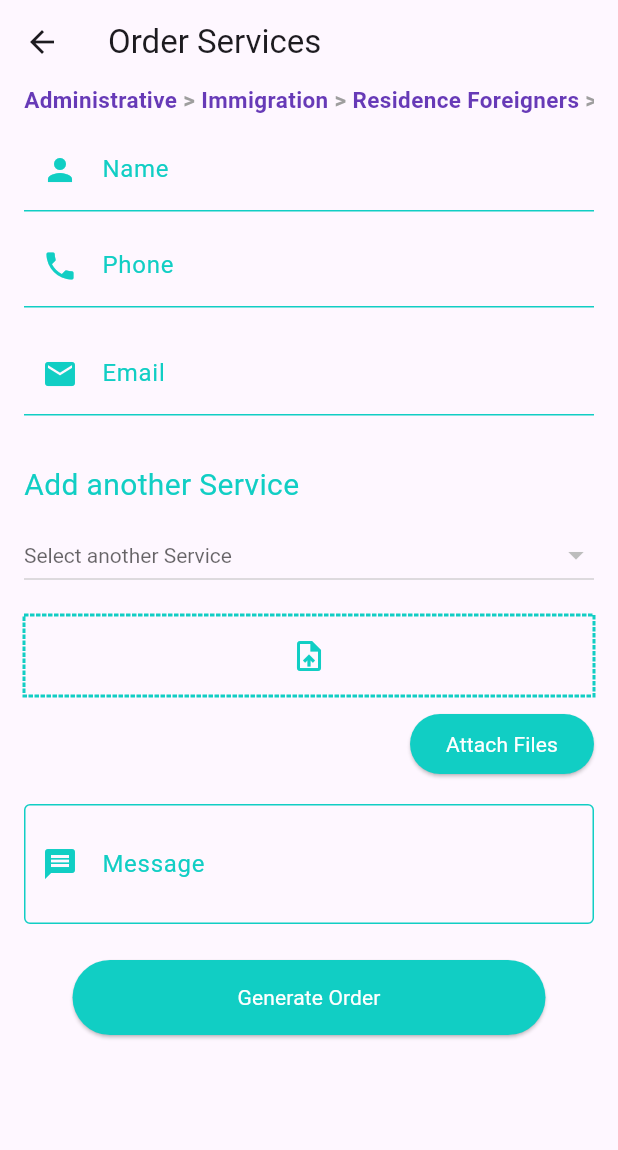
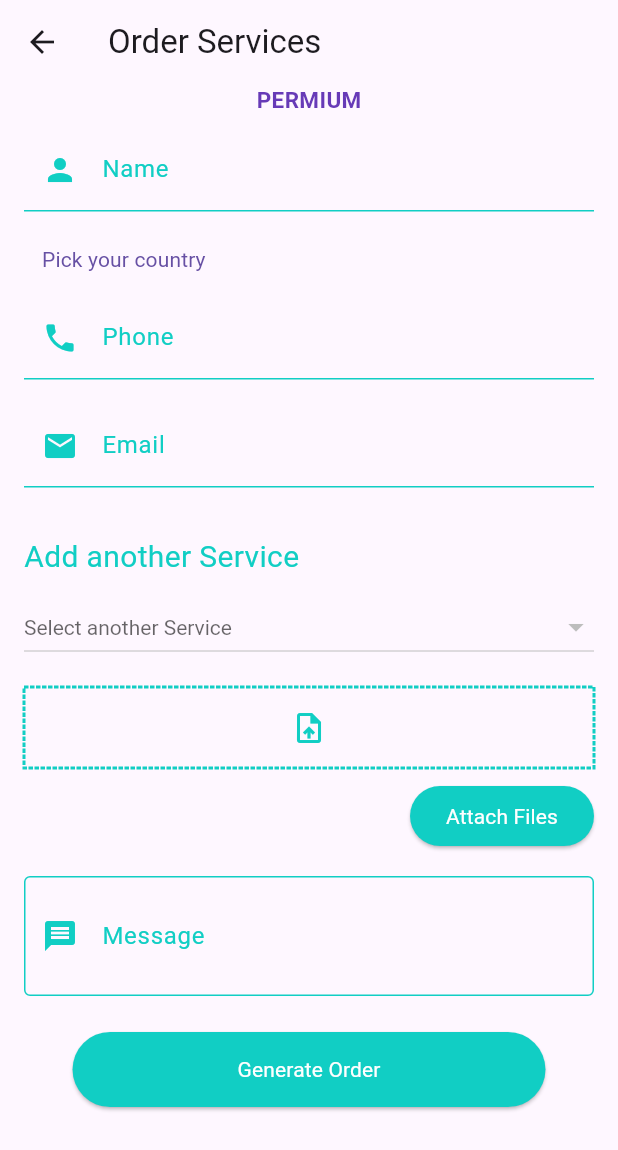
Before and after one commit to AbdullahManzoor-code/Law-Android-APP-main, a Flutter app: the HireQuicklyPage screen opened directly, after a tap on "Purchase Now", on a phone screen of 412 x 824 dp. Shown: the top 1150 px of the screen. Run offline on Flutter 3.47's test engine with Material 3 defaults, Android fonts, the phone set to English and light mode, and no system bars; drawn by our look-alikes of dotted_border; our stand-ins replace accordion, carousel_slider, cloud_firestore, country_picker, delightful_toast, file_picker and 10 more; missing offline and left inert: custom_accordion, emailjs, flutter_quill, flutter_quill_to_pdf, flutter_stripe, linkedin_login; accounts and stored records are empty; Roboto replaces fonts that are missing (BalsamiqSans).

```diff
--- /dev/null
+++ b/devtools_options.yaml
@@ -0,0 +1,3 @@
+description: This file stores settings for Dart & Flutter DevTools.
+documentation: https://docs.flutter.dev/tools/devtools/extensions#configure-extension-enablement-states
+extensions:
--- a/lib/Hire Quickly/hire_quickly.dart
+++ b/lib/Hire Quickly/hire_quickly.dart
@@ -17,6 +17,7 @@ class _HireQuicklyPageState extends State<HireQuicklyPage> {
 
   final List _products = [
     {
+      'Type': 'BASIC',
       'heading': 'Consumer Contracts',
       'title': 'Travel',
       'subTitle': 'Air Plane',
@@ -27,6 +28,7 @@ class _HireQuicklyPageState extends State<HireQuicklyPage> {
       'color': const Color.fromRGBO(0, 204, 204, 1.0),
     },
     {
+      'Type': 'STANDARD',
       'heading': 'Consumer Contracts',
       'title': 'Hotel',
       'subTitle': 'Reservation',
@@ -37,6 +39,7 @@ class _HireQuicklyPageState extends State<HireQuicklyPage> {
       'color': const Color.fromRGBO(159, 129, 247, 1.0),
     },
     {
+      'Type': 'PERMIUM',
       'heading': 'Administrative',
       'title': 'Immigration',
       'subTitle': 'Residence Foreigners',
@@ -160,7 +163,7 @@ class _HireQuicklyPageState extends State<HireQuicklyPage> {
                                     height: 20,
                                   ),
                                   Text(
-                                    item['heading'],
+                                    item['Type'],
                                     style: const TextStyle(
                                       fontSize: 20,
                                       fontWeight: FontWeight.bold,
@@ -251,7 +254,7 @@ class _HireQuicklyPageState extends State<HireQuicklyPage> {
                                         context,
                                         MaterialPageRoute(
                                           builder: (context) => FormPage(
-                                            selectedCategory: item['heading'],
+                                            selectedCategory: item['Type'],
                                             selectedCategoryOption:
                                                 item['title'],
                                             selectedCategorySubOption:
--- a/lib/Hire Services/form_page.dart
+++ b/lib/Hire Services/form_page.dart
@@ -10,6 +10,7 @@ import 'package:law_app/auth/login_page.dart';
 import 'package:law_app/components/Email/send_email_emailjs.dart';
 import 'package:dotted_border/dotted_border.dart';
 import 'package:law_app/components/toaster.dart';
+import 'package:country_picker/country_picker.dart';
 
 class FormPage extends StatefulWidget {
   final String selectedCategory;
@@ -40,6 +41,7 @@ class _FormPageState extends State<FormPage> {
   final _whatsappController = TextEditingController();
   final _emailController = TextEditingController();
   final _messageController = TextEditingController();
+  final phonenumbercontroller = TextEditingController();
 
   final currentUser = FirebaseAuth.instance.currentUser;
 
@@ -47,6 +49,8 @@ class _FormPageState extends State<FormPage> {
   List<String> selectedOptions = []; // List of selected options
   String? selectedOption; // Currently selected option
   double totalPrice = 0.0;
+  Country? country;
+  bool ishireQuickly = false;
 
   bool loading = false;
 
@@ -55,6 +59,15 @@ class _FormPageState extends State<FormPage> {
   List<String> fileUrls = [];
 
   final imageExtensions = ['jpg', 'jpeg', 'png', 'gif', 'bmp', 'webp'];
+  pickcountry() {
+    showCountryPicker(
+        context: context,
+        onSelect: (Country conutry) {
+          setState(() {
+            country = conutry;
+          });
+        });
+  }
 
   Future selectFiles() async {
     final result = await FilePicker.platform.pickFiles(allowMultiple: true);
@@ -105,10 +118,21 @@ class _FormPageState extends State<FormPage> {
   }
 
   @override
+  void dispose() {
+    // TODO: implement dispose
+    phonenumbercontroller.dispose();
+    super.dispose();
+  }
+
+  @override
   void initState() {
     _whatsappController.text = currentUser?.phoneNumber ?? '';
     _emailController.text = currentUser?.email ?? '';
     totalPrice = widget.price;
+
+    ishireQuickly = (widget.selectedCategory == 'BASIC' ||
+        widget.selectedCategory == 'STANDARD' ||
+        widget.selectedCategory == 'PERMIUM');
 
     // Initialize options
     // allOptions = widget.selectedCategorySubOptionAllName;
@@ -134,7 +158,8 @@ class _FormPageState extends State<FormPage> {
       // Create a map of the data to store
       final orderData = {
         'name': _nameController.text.trim(),
-        'whatsapp': _whatsappController.text.trim(),
+        'whatsapp':
+            ('+${country!.phoneCode}') + _whatsappController.text.trim(),
         'email': _emailController.text.trim(),
         'message': _messageController.text.trim(),
         'selectedCategory': widget.selectedCategory,
@@ -155,11 +180,12 @@ class _FormPageState extends State<FormPage> {
       try {
         // Store the data in Firestore
         await FirebaseFirestore.instance.collection('orders').add(orderData);
-
+        showToast(message: 'Submitted successfully!');
         // Show a success message or navigate
-        ScaffoldMessenger.of(context).showSnackBar(
-          const SnackBar(content: Text('Submitted successfully!')),
-        );
+        // ScaffoldMessenger.of(context).showSnackBar(
+        //   const SnackBar(content: Text('Submitted successfully!')
+        //   ),
+        // );
 
         // combine services and sub services
         String services =
@@ -235,7 +261,9 @@ class _FormPageState extends State<FormPage> {
                       fontSize: 15,
                     ),
                   ),
-                  const Text(
+                  ishireQuickly
+                      ? Text("")
+                      : const Text(
                           ' > ',
                           style: TextStyle(
                             color: Colors.grey,
@@ -243,7 +271,9 @@ class _FormPageState extends State<FormPage> {
                             fontSize: 15,
                           ),
                         ),
-                  Text(
+                  ishireQuickly
+                      ? Text("")
+                      : Text(
                           widget.selectedCategoryOption,
                           style: const TextStyle(
                             color: Colors.deepPurple,
@@ -251,7 +281,9 @@ class _FormPageState extends State<FormPage> {
                             fontSize: 15,
                           ),
                         ),
-                  const Text(
+                  ishireQuickly
+                      ? Text("")
+                      : const Text(
                           ' > ',
                           style: TextStyle(
                             color: Colors.grey,
@@ -259,7 +291,9 @@ class _FormPageState extends State<FormPage> {
                             fontSize: 15,
                           ),
                         ),
-                  Text(
+                  ishireQuickly
+                      ? Text("")
+                      : Text(
                           widget.selectedCategorySubOption,
                           style: const TextStyle(
                             color: Colors.deepPurple,
@@ -267,7 +301,9 @@ class _FormPageState extends State<FormPage> {
                             fontSize: 15,
                           ),
                         ),
-                  const Text(
+                  ishireQuickly
+                      ? Text("")
+                      : const Text(
                           ' > ',
                           style: TextStyle(
                             color: Colors.grey,
@@ -275,7 +311,9 @@ class _FormPageState extends State<FormPage> {
                             fontSize: 15,
                           ),
                         ),
-                  Text(
+                  ishireQuickly
+                      ? Text("")
+                      : Text(
                           widget.selectedCategorySubOptionName,
                           style: const TextStyle(
                             color: Colors.deepPurple,
@@ -320,10 +358,14 @@ class _FormPageState extends State<FormPage> {
                     ),
 
                     const SizedBox(height: 8),
+                    TextButton(
+                      onPressed: pickcountry,
+                      child: const Text("Pick your country"),
+                    ),
                     TextFormField(
                       controller: _whatsappController,
                       keyboardType: TextInputType.phone,
-                      decoration: const InputDecoration(
+                      decoration: InputDecoration(
                         enabledBorder: UnderlineInputBorder(
                             borderSide: BorderSide(color: Color(0xFF11CEC4))),
                         focusedBorder: OutlineInputBorder(
@@ -335,6 +377,9 @@ class _FormPageState extends State<FormPage> {
                           Icons.phone,
                           color: Color(0xFF11CEC4),
                         ),
+                        prefixText: (country != null)
+                            ? "+${country!.phoneCode}  "
+                            : null,
                       ),
                       validator: (value) {
                         if (value == null || value.isEmpty) {
@@ -342,6 +387,9 @@ class _FormPageState extends State<FormPage> {
                         }
                         if (!RegExp(r'^\+?[0-9]{10,15}$').hasMatch(value)) {
                           return 'Please enter a valid WhatsApp number';
+                        }
+                        if (country == null) {
+                          return 'Please Select your country';
                         }
                         return null;
                       },
```
Also changed, not shown: lib/Google meetup/google_meetup.dart (added, +202 -0 lines), lib/Home/home_page.dart (+13 -8 lines), lib/text_editor/text _editor.dart (added, +144 -0 lines), pubspec.yaml (+11 -2 lines), assets/images/Google_Meetup.png (added), pubspec.lock, 6 other files. Lines whose indentation alone changed are shown as unchanged.
